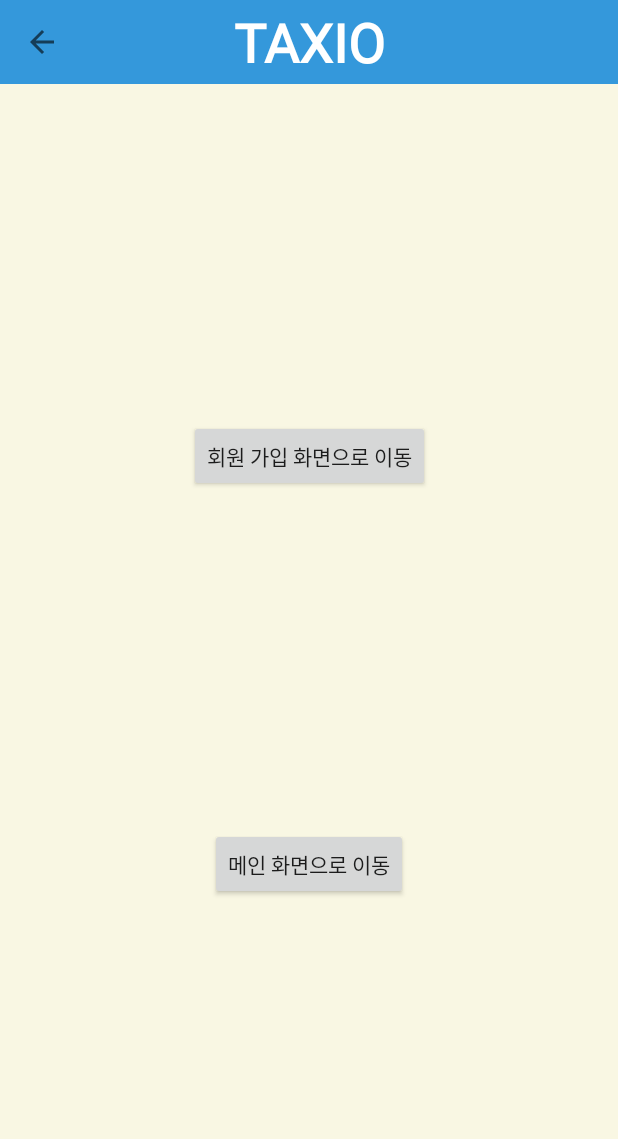
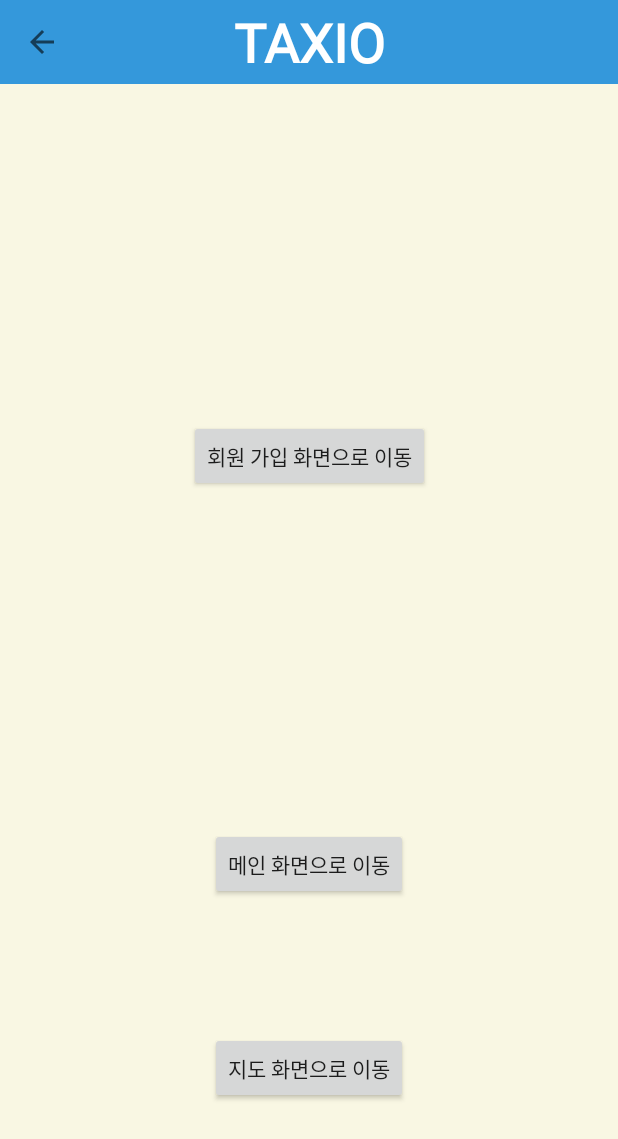
Before and after one commit to MoonGahee/Project_TAXIO_2020, an Android app: the screen it shows after launch (MainActivity), on a phone screen of 412 x 824 dp. Shown: the top 1139 px of the screen. Run offline under Robolectric (Android 15) with nearby library versions, the phone set to English and light mode, and no system bars.

Commit message:
메인 지도이동 버튼 추가

```diff
--- a/app/src/main/java/com/example/project_taxio_2020/MainActivity.java
+++ b/app/src/main/java/com/example/project_taxio_2020/MainActivity.java
@@ -15,7 +15,7 @@ import androidx.core.view.GravityCompat;
 
 public class MainActivity extends AppCompatActivity {
 
-    Button main, member;
+    Button main, member, map;
 
     @Override
     protected void onCreate(@Nullable Bundle savedInstanceState) {
@@ -25,6 +25,7 @@ public class MainActivity extends AppCompatActivity {
 
         main = findViewById(R.id.main);
         member = findViewById(R.id.member);
+        map = findViewById(R.id.taxiomap);
 
         main.setOnClickListener(new View.OnClickListener() {
             @Override
@@ -38,6 +39,15 @@ public class MainActivity extends AppCompatActivity {
             @Override
             public void onClick(View v) {
                 Intent i = new Intent(getApplicationContext(), generalMemberSort.class);
+                startActivity(i);
+            }
+        });
+
+
+        map.setOnClickListener(new View.OnClickListener() {
+            @Override
+            public void onClick(View v) {
+                Intent i = new Intent(getApplicationContext(), generalMakeScheActivity.class);
                 startActivity(i);
             }
         });
@@ -57,7 +67,7 @@ public class MainActivity extends AppCompatActivity {
         Toolbar toolbar = (Toolbar)findViewById(R.id.bar); // 툴바를 액티비티의 앱바로 지정 왜 에러?
         setSupportActionBar(toolbar); //툴바를 현재 액션바로 설정
         ActionBar actionBar = getSupportActionBar(); //현재 액션바를 가져옴
-        actionBar.setDisplayShowTitleEnabled(false); //액션바의 타이틀 삭제 ~~~~~~~ 왜 에러냐는거냥!!
+        actionBar.setDisplayShowTitleEnabled(false); //액션바의 타이틀 삭제
         actionBar.setDisplayHomeAsUpEnabled(true); //홈으로 가기 버튼 활성화
     }
 }
--- a/app/src/main/res/layout/activity_main.xml
+++ b/app/src/main/res/layout/activity_main.xml
@@ -32,4 +32,14 @@
         app:layout_constraintRight_toRightOf="parent"
         app:layout_constraintBottom_toBottomOf="parent"/>
 
+    <Button
+        android:id="@+id/taxiomap"
+        android:layout_width="wrap_content"
+        android:layout_height="wrap_content"
+        android:text="지도 화면으로 이동"
+        app:layout_constraintTop_toBottomOf="@+id/main"
+        app:layout_constraintLeft_toLeftOf="parent"
+        app:layout_constraintRight_toRightOf="parent"
+        app:layout_constraintBottom_toBottomOf="parent"/>
+
 </androidx.constraintlayout.widget.ConstraintLayout>
```
